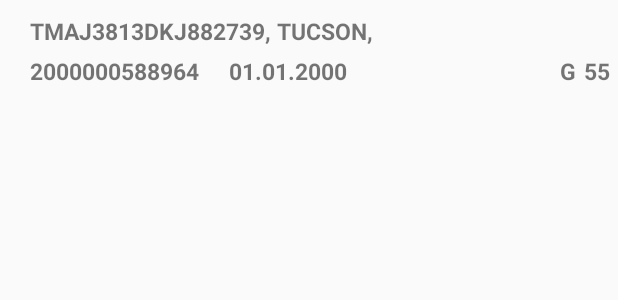
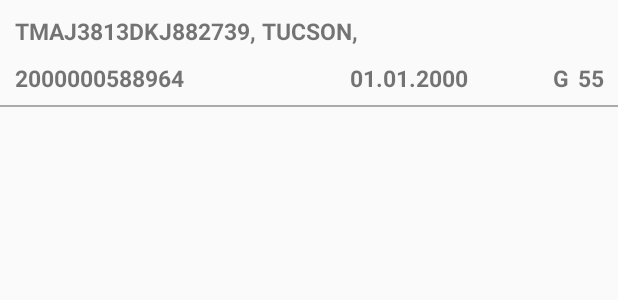
Before and after one commit to A1ex2/Terminal, an Android app: the layout item_activity_detail.xml on its own in the app's theme, with its tools: preview values and no code run, on a phone screen of 412 x 824 dp. Shown: the top 300 px of the screen. Run offline under Robolectric (Android 15) with nearby library versions, the phone set to English and light mode, and no system bars.

Commit message:
06112019

```diff
--- a/app/src/main/res/layout/item_activity_detail.xml
+++ b/app/src/main/res/layout/item_activity_detail.xml
@@ -1,90 +1,92 @@
 <?xml version="1.0" encoding="utf-8"?>
-<LinearLayout xmlns:android="http://schemas.android.com/apk/res/android"
+<androidx.constraintlayout.widget.ConstraintLayout xmlns:android="http://schemas.android.com/apk/res/android"
+    xmlns:app="http://schemas.android.com/apk/res-auto"
     xmlns:tools="http://schemas.android.com/tools"
     android:id="@+id/linearLayout"
     android:layout_width="match_parent"
     android:layout_height="wrap_content"
     android:orientation="vertical">
 
-    <LinearLayout
-        android:layout_width="match_parent"
-        android:layout_height="wrap_content"
-        android:orientation="horizontal">
 
     <TextView
         android:id="@+id/itemCar"
-            android:layout_width="match_parent"
-            android:layout_height="match_parent"
-            android:layout_marginStart="20dp"
+        android:layout_width="wrap_content"
+        android:layout_height="wrap_content"
+        android:layout_marginStart="10dp"
         android:layout_marginTop="10dp"
-            android:layout_marginEnd="10dp"
+        android:layout_marginEnd="9dp"
         android:textAllCaps="false"
         android:textSize="15sp"
         android:textStyle="bold"
+        app:layout_constraintEnd_toEndOf="parent"
+        app:layout_constraintHorizontal_bias="0.0"
+        app:layout_constraintStart_toStartOf="parent"
+        app:layout_constraintTop_toTopOf="parent"
         tools:text="TMAJ3813DKJ882739, TUCSON," />
-    </LinearLayout>
-
-    <LinearLayout
-        android:layout_width="match_parent"
-        android:layout_height="wrap_content"
-        android:orientation="horizontal">
 
     <TextView
         android:id="@+id/itemBarCode"
         android:layout_width="wrap_content"
         android:layout_height="wrap_content"
-            android:layout_marginStart="20dp"
-            android:layout_marginTop="5dp"
-            android:layout_marginBottom="5dp"
+        android:layout_marginStart="10dp"
+        android:layout_marginTop="10dp"
+        android:layout_marginBottom="10dp"
         android:textAllCaps="false"
         android:textSize="15sp"
         android:textStyle="bold"
+        app:layout_constraintBottom_toBottomOf="parent"
+        app:layout_constraintStart_toStartOf="parent"
+        app:layout_constraintTop_toBottomOf="@+id/itemCar"
+        app:layout_constraintVertical_bias="0.0"
         tools:text="2000000588964" />
 
     <TextView
         android:id="@+id/itemProductionDate"
         android:layout_width="wrap_content"
-            android:layout_height="match_parent"
-            android:layout_marginStart="20dp"
-            android:layout_marginTop="5dp"
-            android:layout_marginBottom="5dp"
+        android:layout_height="wrap_content"
+        android:layout_marginEnd="100dp"
+        android:layout_marginBottom="10dp"
         android:textAllCaps="false"
         android:textSize="15sp"
         android:textStyle="bold"
+        app:layout_constraintBottom_toBottomOf="parent"
+        app:layout_constraintEnd_toEndOf="parent"
         tools:text="01.01.2000" />
-
-        <LinearLayout
-            android:layout_width="match_parent"
-            android:layout_height="match_parent"
-            android:orientation="horizontal"
-            android:gravity="right">
 
     <TextView
         android:id="@+id/itemSector"
         android:layout_width="wrap_content"
         android:layout_height="wrap_content"
-                android:layout_marginTop="5dp"
-                android:layout_marginEnd="5dp"
-                android:layout_marginBottom="5dp"
+        android:layout_marginBottom="10dp"
         android:textAllCaps="false"
         android:textSize="15sp"
         android:textStyle="bold"
+        app:layout_constraintBottom_toBottomOf="parent"
+        app:layout_constraintEnd_toStartOf="@+id/itemRow"
+        app:layout_constraintHorizontal_bias="0.906"
+        app:layout_constraintStart_toEndOf="@+id/itemProductionDate"
         tools:text="G" />
 
     <TextView
         android:id="@+id/itemRow"
         android:layout_width="wrap_content"
         android:layout_height="wrap_content"
-                android:layout_marginTop="5dp"
-                android:layout_marginEnd="5dp"
-                android:layout_marginBottom="5dp"
+        android:layout_marginEnd="9dp"
+        android:layout_marginBottom="10dp"
         android:textAllCaps="false"
         android:textSize="15sp"
         android:textStyle="bold"
+        app:layout_constraintBottom_toBottomOf="parent"
+        app:layout_constraintEnd_toEndOf="parent"
         tools:text="55" />
-        </LinearLayout>
 
-    </LinearLayout>
+    <View
+        android:id="@+id/view"
+        android:layout_width="0dp"
+        android:layout_height="1dp"
+        android:layout_marginBottom="1dp"
+        app:layout_constraintBottom_toBottomOf="parent"
+        android:background="@android:color/darker_gray"
+        tools:ignore="MissingConstraints" />
 
-
-</LinearLayout>
+</androidx.constraintlayout.widget.ConstraintLayout>
--- a/app/src/main/res/layout/item_reception.xml
+++ b/app/src/main/res/layout/item_reception.xml
@@ -12,7 +12,7 @@
         android:layout_width="wrap_content"
         android:layout_height="wrap_content"
         android:layout_marginStart="20dp"
-        android:layout_marginTop="20dp"
+        android:layout_marginTop="10dp"
         android:layout_marginEnd="20dp"
         android:textAllCaps="false"
         android:textSize="20sp"
@@ -28,7 +28,7 @@
         android:layout_width="wrap_content"
         android:layout_height="wrap_content"
         android:layout_marginStart="20dp"
-        android:layout_marginTop="20dp"
+        android:layout_marginTop="10dp"
         android:layout_marginBottom="15dp"
         android:textAllCaps="false"
         android:textSize="20sp"
@@ -42,7 +42,7 @@
         android:id="@+id/itemDriver"
         android:layout_width="wrap_content"
         android:layout_height="wrap_content"
-        android:layout_marginTop="20dp"
+        android:layout_marginTop="10dp"
         android:layout_marginEnd="20dp"
         android:layout_marginBottom="15dp"
         android:textAllCaps="false"
```
Also changed, not shown: app/src/main/java/com/algoritm/terminal/Activity/CarActivity.java (+23 -2 lines), app/src/main/java/com/algoritm/terminal/Activity/DetailReception.java (+15 -1 lines), app/src/main/java/com/algoritm/terminal/DataBase/DataBaseHelper.java (+30 -3 lines), app/src/main/java/com/algoritm/terminal/DataBase/SharedData.java (+15 -1 lines), app/src/main/java/com/algoritm/terminal/Objects/CarData.java (+15 -13 lines), app/src/main/java/com/algoritm/terminal/Service/IntentServiceDataBase.java (+9 -9 lines). Lines whose indentation alone changed are shown as unchanged.
